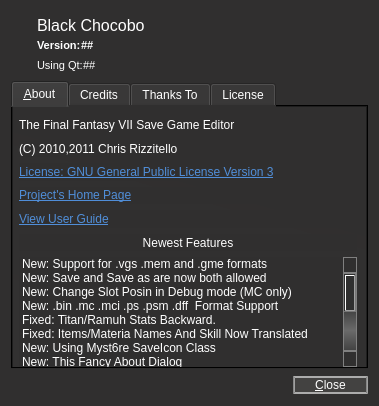
First picture: the form in about.ui, repository sithlord48/blackchocobo, before the edit.
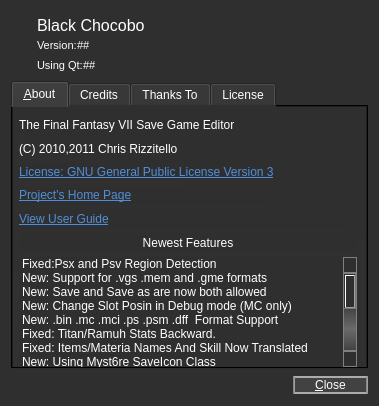
Second picture: the form after the edit. Icons and pictures are not drawn.

Commit message: update version info and translation files. aboutbox version # no longer bold

```diff
--- a/about.ui
+++ b/about.ui
@@ -51,7 +51,6 @@
 font: 9pt&quot;ubuntu&quot;;color:rgb(255,255,255);
 }
 QLabel#lbl_bc_version,QLabel#label1{
-font-weight: bold;
 font-size: 8pt;
 }
 QLabel#lbl_qt_version,QLabel#label2{
@@ -184,9 +183,9 @@
             <font>
              <family>ubuntu</family>
              <pointsize>8</pointsize>
-             <weight>75</weight>
+             <weight>50</weight>
              <italic>false</italic>
-             <bold>true</bold>
+             <bold>false</bold>
             </font>
            </property>
            <property name="text">
@@ -200,9 +199,9 @@
             <font>
              <family>ubuntu</family>
              <pointsize>8</pointsize>
-             <weight>75</weight>
+             <weight>50</weight>
              <italic>false</italic>
-             <bold>true</bold>
+             <bold>false</bold>
             </font>
            </property>
            <property name="text">
@@ -432,6 +431,11 @@
          <property name="selectionMode">
           <enum>QAbstractItemView::NoSelection</enum>
          </property>
+         <item>
+          <property name="text">
+           <string>Fixed:Psx and Psv Region Detection</string>
+          </property>
+         </item>
          <item>
           <property name="text">
            <string>New: Support for .vgs .mem and .gme formats</string>
```
The commit also changes 4 other files.
